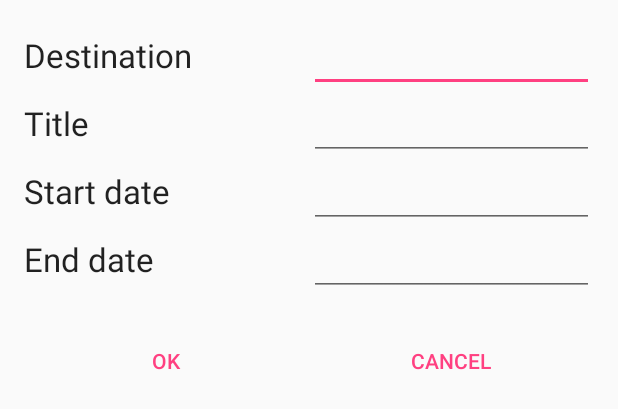
After one commit to nastjashevchenko/Capstone-Project, an Android app: the layout activity_add_trip.xml on its own in the app's theme, with its tools: preview values and no code run, on a phone screen of 412 x 824 dp. The commit adds this screen. Shown: the top 409 px of the screen. Run offline under Robolectric (Android 15) with nearby library versions, the phone set to English and light mode, and no system bars.

Commit message:
Feat: Open add trip activity on FAB click

```diff
--- /dev/null
+++ b/DiscoveryTime/app/src/main/java/com/nanodegree/shevchenko/discoverytime/ui/AddTripActivity.java
@@ -0,0 +1,15 @@
+package com.nanodegree.shevchenko.discoverytime.ui;
+
+import android.os.Bundle;
+import android.support.v7.app.AppCompatActivity;
+
+import com.nanodegree.shevchenko.discoverytime.R;
+
+public class AddTripActivity extends AppCompatActivity {
+
+    @Override
+    protected void onCreate(Bundle savedInstanceState) {
+        super.onCreate(savedInstanceState);
+        setContentView(R.layout.activity_add_trip);
+    }
+}
--- a/DiscoveryTime/app/src/main/java/com/nanodegree/shevchenko/discoverytime/ui/MainActivity.java
+++ b/DiscoveryTime/app/src/main/java/com/nanodegree/shevchenko/discoverytime/ui/MainActivity.java
@@ -1,5 +1,6 @@
 package com.nanodegree.shevchenko.discoverytime.ui;
 
+import android.content.Intent;
 import android.os.Bundle;
 import android.support.annotation.NonNull;
 import android.support.design.widget.TabLayout;
@@ -9,6 +10,7 @@ import android.support.v7.widget.Toolbar;
 import android.util.Log;
 import android.view.Menu;
 import android.view.MenuItem;
+import android.view.View;
 
 import com.google.android.gms.common.ConnectionResult;
 import com.google.android.gms.common.api.GoogleApiClient;
@@ -86,4 +88,9 @@ public class MainActivity extends AppCompatActivity
     public void onConnectionFailed(@NonNull ConnectionResult connectionResult) {
         Log.d(LOG_TAG, connectionResult.getErrorMessage());
     }
+
+    public void openAddActivity(View view) {
+        Intent addActivity = new Intent(this, AddTripActivity.class);
+        startActivity(addActivity);
+    }
 }
--- /dev/null
+++ b/DiscoveryTime/app/src/main/res/layout/activity_add_trip.xml
@@ -0,0 +1,100 @@
+<?xml version="1.0" encoding="utf-8"?>
+<LinearLayout xmlns:android="http://schemas.android.com/apk/res/android"
+    android:layout_width="match_parent"
+    android:layout_height="match_parent"
+    android:padding="@dimen/activity_horizontal_margin"
+    android:orientation="vertical">
+
+    <LinearLayout
+        android:layout_width="match_parent"
+        android:layout_height="wrap_content">
+
+        <TextView
+            android:layout_width="0dp"
+            android:layout_height="wrap_content"
+            android:layout_weight="1"
+            android:text="@string/destination"
+            android:textAppearance="?android:attr/textAppearanceLarge"/>
+
+        <EditText
+            android:layout_width="0dp"
+            android:layout_height="wrap_content"
+            android:layout_weight="1"
+            android:inputType="text" />
+    </LinearLayout>
+
+    <LinearLayout
+        android:layout_width="match_parent"
+        android:layout_height="wrap_content">
+
+        <TextView
+            android:layout_width="0dp"
+            android:layout_height="wrap_content"
+            android:layout_weight="1"
+            android:text="@string/title"
+            android:textAppearance="?android:attr/textAppearanceLarge"/>
+
+        <EditText
+            android:layout_width="0dp"
+            android:layout_height="wrap_content"
+            android:layout_weight="1"
+            android:inputType="text"/>
+    </LinearLayout>
+
+    <LinearLayout
+        android:layout_width="match_parent"
+        android:layout_height="wrap_content">
+
+        <TextView
+            android:layout_width="0dp"
+            android:layout_height="wrap_content"
+            android:layout_weight="1"
+            android:text="@string/start_date"
+            android:textAppearance="?android:attr/textAppearanceLarge"/>
+
+        <EditText
+            android:layout_width="0dp"
+            android:layout_height="wrap_content"
+            android:layout_weight="1"
+            android:inputType="date"/>
+    </LinearLayout>
+
+    <LinearLayout
+        android:layout_width="match_parent"
+        android:layout_height="wrap_content">
+
+        <TextView
+            android:layout_width="0dp"
+            android:layout_height="wrap_content"
+            android:layout_weight="1"
+            android:text="@string/end_date"
+            android:textAppearance="?android:attr/textAppearanceLarge"/>
+
+        <EditText
+            android:layout_width="0dp"
+            android:layout_height="wrap_content"
+            android:layout_weight="1"
+            android:inputType="date"/>
+    </LinearLayout>
+
+    <LinearLayout
+        android:layout_width="match_parent"
+        android:layout_height="wrap_content">
+
+        <Button
+            android:layout_width="0dp"
+            android:layout_height="wrap_content"
+            android:layout_weight="1"
+            android:layout_margin="16dp"
+            style="?android:attr/buttonBarButtonStyle"
+            android:text="@string/ok_button"/>
+
+        <Button
+            android:layout_width="0dp"
+            android:layout_height="wrap_content"
+            android:layout_weight="1"
+            android:layout_margin="16dp"
+            style="?android:attr/buttonBarButtonStyle"
+            android:text="@string/cancel_button"/>
+    </LinearLayout>
+</LinearLayout>
--- a/DiscoveryTime/app/src/main/res/layout/activity_main.xml
+++ b/DiscoveryTime/app/src/main/res/layout/activity_main.xml
@@ -46,6 +46,7 @@
         android:layout_margin="@dimen/fab_margin"
         android:src="@android:drawable/ic_input_add"
         android:tint="@color/white"
-        app:elevation="6dp" />
+        app:elevation="6dp"
+        android:onClick="openAddActivity"/>
 
 </android.support.design.widget.CoordinatorLayout>
--- a/DiscoveryTime/app/src/main/res/values/strings.xml
+++ b/DiscoveryTime/app/src/main/res/values/strings.xml
@@ -6,4 +6,12 @@
     <string name="upcoming">Upcoming</string>
     <string name="wish_list">Wish list</string>
     <string name="past">Past</string>
+
+    <!-- Titles on add trip screen -->
+    <string name="ok_button">OK</string>
+    <string name="cancel_button">Cancel</string>
+    <string name="end_date">End date</string>
+    <string name="start_date">Start date</string>
+    <string name="title">Title</string>
+    <string name="destination">Destination</string>
 </resources>
```
